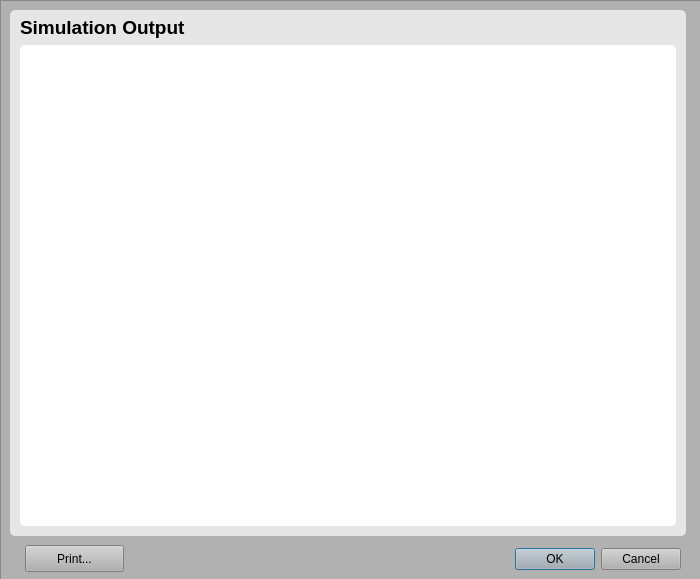
Qt form outputdialog.ui (mvxt/noximGUI) before a commit.
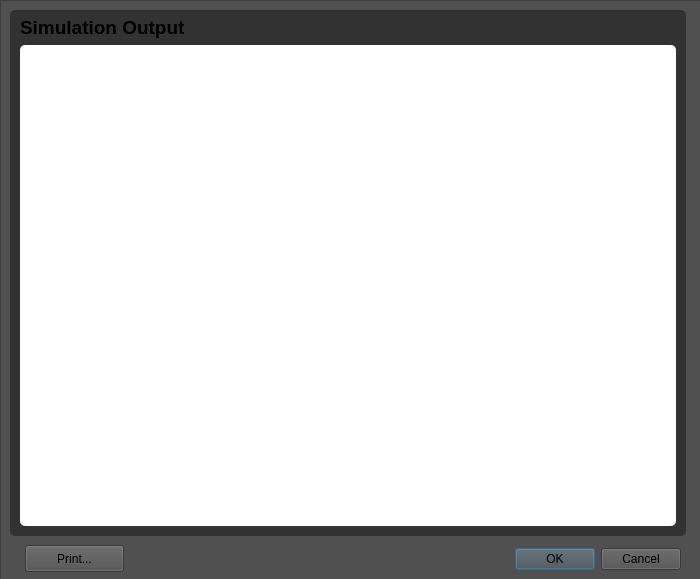
The same form after that commit.

```diff
--- a/outputdialog.ui
+++ b/outputdialog.ui
@@ -23,7 +23,7 @@
     </rect>
    </property>
    <property name="styleSheet">
-    <string notr="true">background-color: rgb(177, 177, 177);</string>
+    <string notr="true">background-color: rgb(80, 80, 80)</string>
    </property>
    <property name="frameShape">
     <enum>QFrame::StyledPanel</enum>
@@ -41,7 +41,7 @@
      </rect>
     </property>
     <property name="styleSheet">
-     <string notr="true">background-color: rgb(230, 230, 230);
+     <string notr="true">background-color: rgb(50, 50, 50);
 border-radius: 5px;
 </string>
     </property>
```
